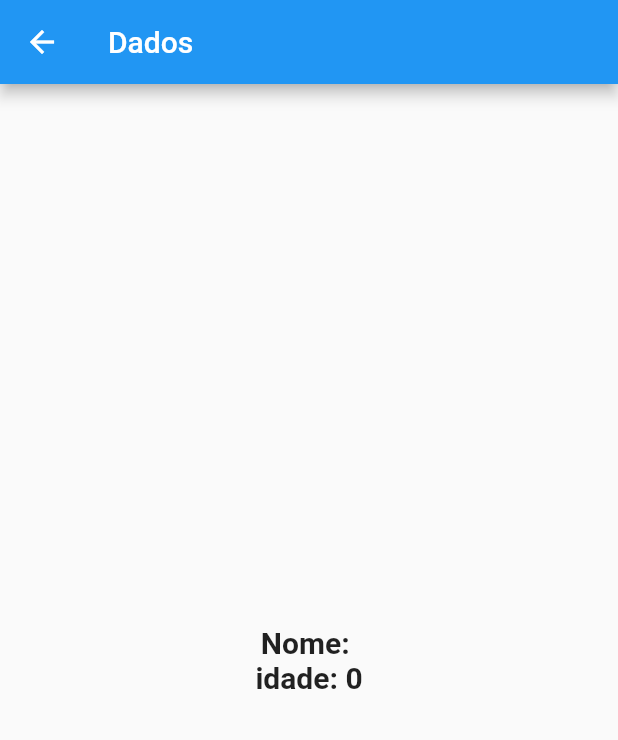
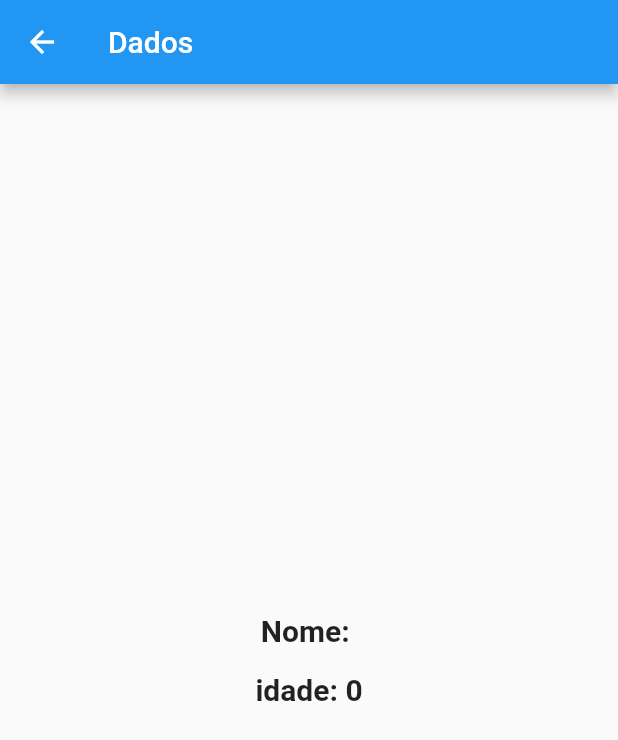
Before and after one commit to thiagolazaro/flutter-getx-intro, a Flutter app: the screen it shows after launch, after a tap on "Tela de dados", on a phone screen of 412 x 824 dp. Shown: the top 740 px of the screen. Run offline on Flutter 3.47's test engine with Material 2 defaults, Android fonts, the phone set to English and light mode, and no system bars; our stand-ins replace get.

```diff
--- a/lib/main.dart
+++ b/lib/main.dart
@@ -3,8 +3,6 @@ import 'package:get/get.dart';
 import 'package:getx_intro/user_controller.dart';
 
 void main() {
-  // Get.put<UserController>(UserController());
-
   Get.lazyPut<UserController>(() => UserController());
 
   runApp(const MyApp());
@@ -100,7 +98,7 @@ class HomePage extends StatelessWidget {
                 Navigator.of(context).push(
                   MaterialPageRoute(
                     builder: (context) {
-                      return DataScreen();
+                      return const DataScreen();
                     },
                   ),
                 );
@@ -114,8 +112,8 @@ class HomePage extends StatelessWidget {
   }
 }
 
-class DataScreen extends StatelessWidget {
-  DataScreen({
+class DataScreen extends GetView<UserController> {
+  const DataScreen({
     Key? key,
   }) : super(key: key);
 
@@ -124,7 +122,7 @@ class DataScreen extends StatelessWidget {
         fontWeight: FontWeight.w700,
       );
 
-  final UserController userController = Get.find();
+  // final UserController userController = Get.find();
 
   @override
   Widget build(BuildContext context) {
@@ -138,13 +136,19 @@ class DataScreen extends StatelessWidget {
           children: [
             // Apresentação do nome
             Obx(() => Text(
-                  'Nome: ${userController.user.value.name}',
+                  'Nome: ${controller.user.value.name}',
                   style: commonStyle(),
                 )),
 
+            GetBuilder<UserController>(
+              builder: (controller) {
+                return Text(controller.user.value.name);
+              },
+            ),
+
             // Apresentação da idade
             Obx(() => Text(
-                  'idade: ${userController.user.value.age}',
+                  'idade: ${controller.user.value.age}',
                   style: commonStyle(),
                 )),
           ],
```
